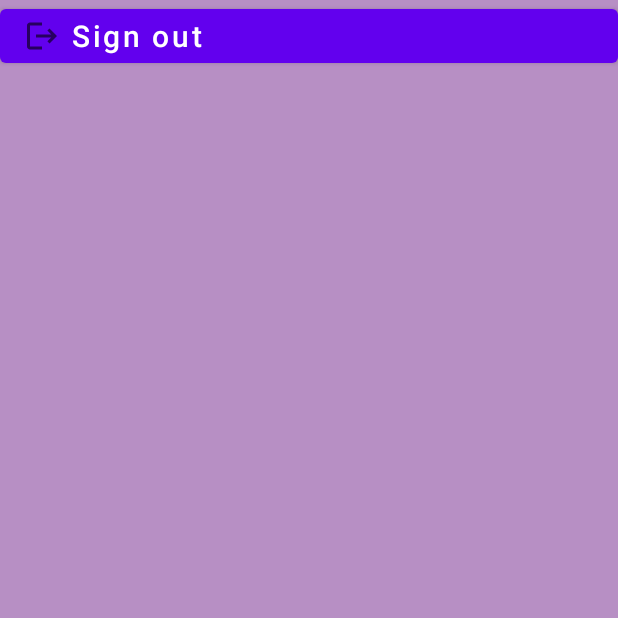
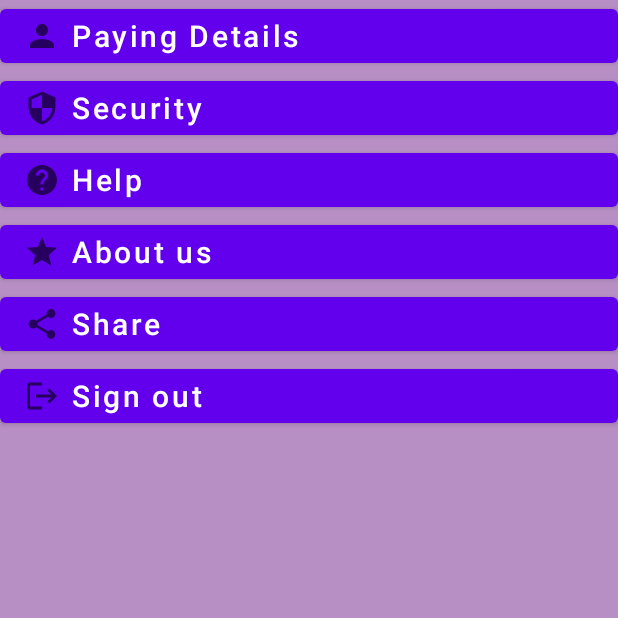
Before and after one commit to SorinaPopa/SEF, an Android app: the fragment SettingsFragment shown on its own in the app's theme, on a phone screen of 412 x 824 dp, the top half of it. Run offline under Robolectric (Android 15) with nearby library versions, the phone set to English and light mode, and no system bars.

Commit message:
Changed Settings Layout and Implemented About Us Button - not working

```diff
--- a/STADEVENTS/app/src/main/java/com/example/stadevents/MainActivity.kt
+++ b/STADEVENTS/app/src/main/java/com/example/stadevents/MainActivity.kt
@@ -9,7 +9,6 @@ import androidx.navigation.findNavController
 import androidx.navigation.fragment.NavHostFragment
 import androidx.navigation.ui.*
 import com.example.stadevents.databinding.ActivityMainBinding
-import com.example.stadevents.home.HomeViewModel
 
 class MainActivity : AppCompatActivity() {
     private lateinit var navController: NavController
--- a/STADEVENTS/app/src/main/java/com/example/stadevents/settings/SettingsFragment.kt
+++ b/STADEVENTS/app/src/main/java/com/example/stadevents/settings/SettingsFragment.kt
@@ -1,10 +1,14 @@
 package com.example.stadevents.settings
 
+import android.content.Intent
+import android.net.Uri
 import android.os.Bundle
 import androidx.fragment.app.Fragment
 import android.view.LayoutInflater
 import android.view.View
 import android.view.ViewGroup
+import android.widget.Button
+import android.widget.FrameLayout
 import com.example.stadevents.R
 
 // TODO: Rename parameter arguments, choose names that match
@@ -34,8 +38,16 @@ class SettingsFragment : Fragment() {
         inflater: LayoutInflater, container: ViewGroup?,
         savedInstanceState: Bundle?
     ): View? {
-        // Inflate the layout for this fragment
-        return inflater.inflate(R.layout.settings_fragment, container, false)
+        val frameLayout: FrameLayout =
+            inflater.inflate(R.layout.settings_fragment, container, false) as FrameLayout
+        val aboutUsButton: Button = frameLayout.findViewById(R.id.aboutUs)
+        aboutUsButton.setOnClickListener() {
+            val uri: Uri =
+                Uri.parse("https://docs.google.com/document/d/1y3zjEaym6cxBmqID8pS_jAN6VqgonNBtmdlxi_vhgXU/edit?usp=sharing")
+            val intent = Intent(Intent.ACTION_VIEW, uri)
+            startActivity(intent)
+        }
+        return frameLayout
     }
 
     companion object {
--- a/STADEVENTS/app/src/main/res/layout/settings_fragment.xml
+++ b/STADEVENTS/app/src/main/res/layout/settings_fragment.xml
@@ -1,9 +1,9 @@
 <?xml version="1.0" encoding="utf-8"?>
 <FrameLayout xmlns:android="http://schemas.android.com/apk/res/android"
+    xmlns:app="http://schemas.android.com/apk/res-auto"
     xmlns:tools="http://schemas.android.com/tools"
     android:layout_width="match_parent"
     android:layout_height="match_parent"
-    xmlns:app="http://schemas.android.com/apk/res-auto"
     tools:context=".settings.SettingsFragment">
 
     <androidx.constraintlayout.widget.ConstraintLayout
@@ -12,18 +12,84 @@
         android:background="#B78FC4">
 
         <Button
-            android:id="@+id/button"
+            android:id="@+id/payingDetails"
             android:layout_width="match_parent"
             android:layout_height="wrap_content"
-            android:drawableLeft="@drawable/ic_baseline_logout_24"
-            android:gravity="left|center_vertical"
-            android:text="Sign out"
+            android:drawableLeft="@drawable/ic_baseline_person_24"
+            android:gravity="start|center_vertical"
+            android:text="Paying Details"
             android:textAllCaps="false"
             android:textSize="20dp"
             app:layout_constraintLeft_toLeftOf="parent"
             app:layout_constraintRight_toRightOf="parent"
             app:layout_constraintTop_toTopOf="parent" />
 
+        <Button
+            android:id="@+id/security"
+            android:layout_width="match_parent"
+            android:layout_height="wrap_content"
+            android:drawableLeft="@drawable/ic_baseline_security_24"
+            android:gravity="start|center_vertical"
+            android:text="Security"
+            android:textAllCaps="false"
+            android:textSize="20dp"
+            app:layout_constraintLeft_toLeftOf="parent"
+            app:layout_constraintRight_toRightOf="parent"
+            app:layout_constraintTop_toBottomOf="@id/payingDetails" />
+
+        <Button
+            android:id="@+id/help"
+            android:layout_width="match_parent"
+            android:layout_height="wrap_content"
+            android:drawableLeft="@drawable/ic_baseline_help_24"
+            android:gravity="start|center_vertical"
+            android:text="Help"
+            android:textAllCaps="false"
+            android:textSize="20dp"
+            app:layout_constraintLeft_toLeftOf="parent"
+            app:layout_constraintRight_toRightOf="parent"
+            app:layout_constraintTop_toBottomOf="@id/security" />
+
+        <Button
+            android:id="@+id/aboutUs"
+            android:layout_width="match_parent"
+            android:layout_height="wrap_content"
+            android:drawableLeft="@drawable/ic_baseline_star_24"
+            android:gravity="start|center_vertical"
+            android:text="About us"
+            android:textAllCaps="false"
+            android:textSize="20dp"
+            app:layout_constraintLeft_toLeftOf="parent"
+            app:layout_constraintRight_toRightOf="parent"
+            app:layout_constraintTop_toBottomOf="@id/help" />
+
+        <Button
+            android:id="@+id/share"
+            android:layout_width="match_parent"
+            android:layout_height="wrap_content"
+            android:drawableLeft="@drawable/ic_baseline_share_24"
+            android:gravity="start|center_vertical"
+            android:text="Share"
+            android:textAllCaps="false"
+            android:textSize="20dp"
+            app:layout_constraintLeft_toLeftOf="parent"
+            app:layout_constraintRight_toRightOf="parent"
+            app:layout_constraintTop_toBottomOf="@id/aboutUs" />
+
+        <Button
+            android:id="@+id/signOut"
+            android:layout_width="match_parent"
+            android:layout_height="wrap_content"
+            android:drawableLeft="@drawable/ic_baseline_logout_24"
+            android:gravity="start|center_vertical"
+            android:text="Sign out"
+            android:textAllCaps="false"
+            android:textSize="20dp"
+            app:layout_constraintLeft_toLeftOf="parent"
+            app:layout_constraintRight_toRightOf="parent"
+            app:layout_constraintTop_toBottomOf="@id/share" />
+
+
     </androidx.constraintlayout.widget.ConstraintLayout>
 
 </FrameLayout>
```
